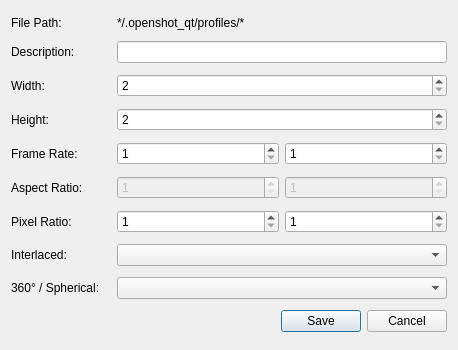
This is src/windows/ui/profile-edit.ui in Zenvi-pro/zenvi-core as Qt 5 draws it before an edit. The edited form follows.
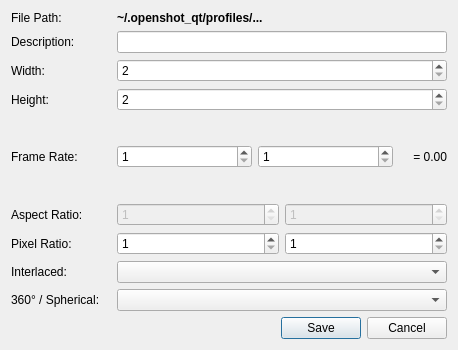
This is the edited form.

```diff
--- a/src/windows/ui/profile-edit.ui
+++ b/src/windows/ui/profile-edit.ui
@@ -38,11 +38,11 @@
         </sizepolicy>
        </property>
        <property name="text">
-        <string>*/.openshot_qt/profiles/*</string>
-       </property>
-       <property name="textFormat">
-        <enum>Qt::PlainText</enum>
-       </property>
+        <string>&lt;b&gt;~/.openshot_qt/profiles/...&lt;/b&gt;</string>
+        </property>
+        <property name="textFormat">
+        <enum>Qt::RichText</enum>
+        </property>
       </widget>
      </item>
     </layout>
@@ -341,7 +341,7 @@
         <number>1</number>
        </property>
        <property name="maximum">
-        <number>99999</number>
+        <number>2147483647</number>
        </property>
       </widget>
      </item>
@@ -357,7 +357,29 @@
         <number>1</number>
        </property>
        <property name="maximum">
-        <number>9999</number>
+        <number>2147483647</number>
+       </property>
+      </widget>
+     </item>
+     <item>
+      <widget class="QLabel" name="lblFrameRateValueDisplay">
+       <property name="sizePolicy">
+        <sizepolicy hsizetype="Preferred" vsizetype="Preferred">
+         <horstretch>0</horstretch>
+         <verstretch>0</verstretch>
+        </sizepolicy>
+       </property>
+       <property name="minimumSize">
+        <size>
+         <width>48</width>
+         <height>0</height>
+        </size>
+       </property>
+       <property name="text">
+        <string>= 0.00</string>
+       </property>
+       <property name="alignment">
+        <set>Qt::AlignRight|Qt::AlignTrailing|Qt::AlignVCenter</set>
        </property>
       </widget>
      </item>
```
